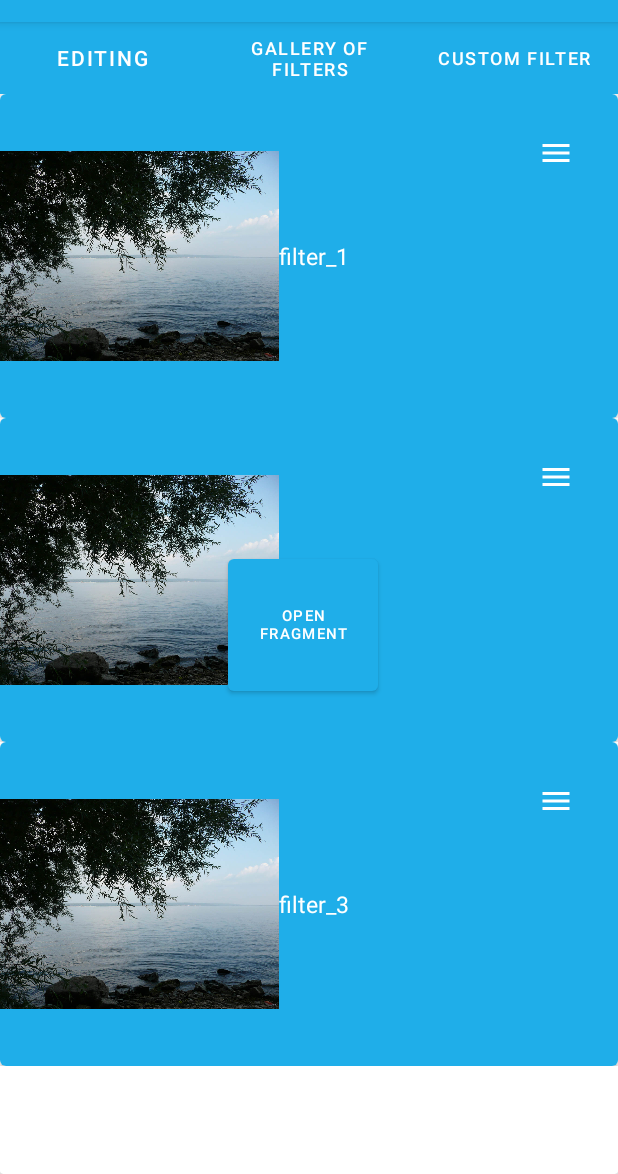
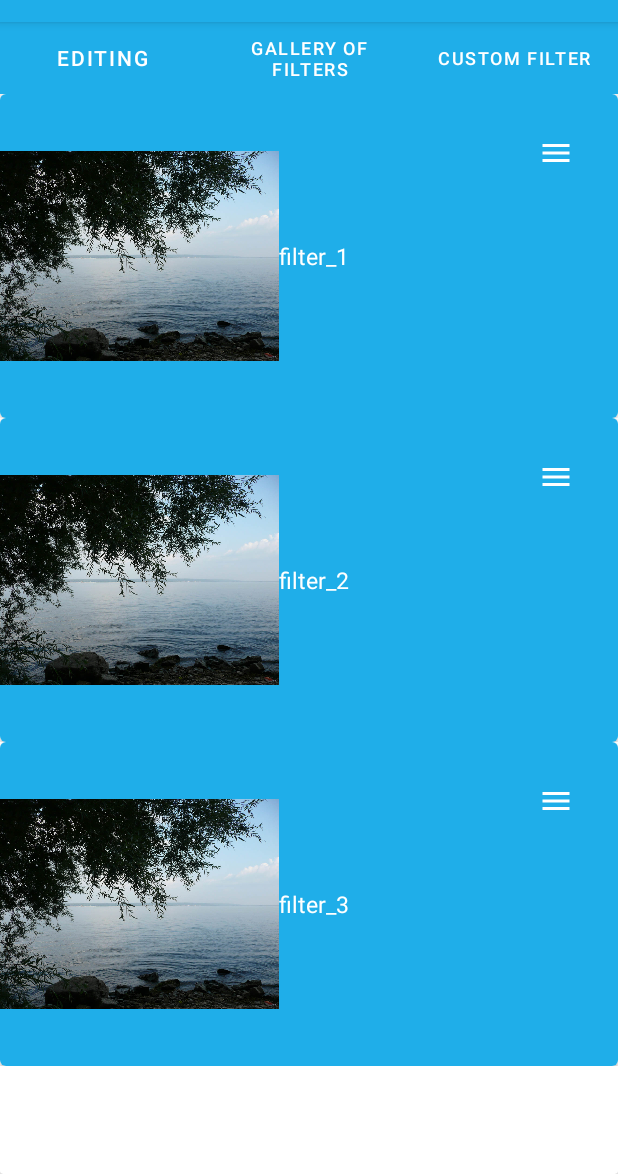
Before and after one commit to FemixGH/Navigation, an Android app: the screen it shows after launch (MainActivity), tab 2 chosen, on a phone screen of 412 x 824 dp, the part 62-1236 px from its top. Run offline under Robolectric (Android 15) with nearby library versions, the light colour scheme and no system bars; libraries missing offline, so code that uses them is left out: androidx.camera.core, androidx.camera.lifecycle, androidx.camera.view; 14 statements that could not run were skipped.

Commit message:
готовый ресайклер

```diff
--- a/app/src/main/java/com/example/navigation/AdapterRecyclerView.java
+++ b/app/src/main/java/com/example/navigation/AdapterRecyclerView.java
@@ -4,6 +4,7 @@ import static androidx.camera.core.CameraX.getContext;
 
 import android.graphics.Bitmap;
 import android.view.LayoutInflater;
+import android.view.MenuItem;
 import android.view.View;
 import android.view.ViewGroup;
 import android.widget.Button;
@@ -11,6 +12,7 @@ import android.widget.ImageView;
 import android.widget.TextView;
 
 import androidx.annotation.NonNull;
+import androidx.appcompat.app.AppCompatActivity;
 import androidx.appcompat.widget.PopupMenu;
 import androidx.recyclerview.widget.RecyclerView;
 
@@ -38,8 +40,9 @@ public class AdapterRecyclerView extends RecyclerView.Adapter<AdapterRecyclerVie
     @NonNull
     @Override
     public AdapterRecyclerView.MyViewHolder onCreateViewHolder(@NonNull ViewGroup parent, int viewType) {
-        return new AdapterRecyclerView.MyViewHolder(LayoutInflater.from(parent.getContext()).inflate(R.layout.
-                card_view, parent, false));
+        View view = LayoutInflater.from(parent.getContext())
+                .inflate(R.layout.card_view, parent, false);
+        return new MyViewHolder(view).linkAdapter(this);
     }
 
     @Override
@@ -57,6 +60,7 @@ public class AdapterRecyclerView extends RecyclerView.Adapter<AdapterRecyclerVie
     }
 
     static class MyViewHolder extends RecyclerView.ViewHolder{
+        private AdapterRecyclerView adapterRecyclerView;
 
         TextView textView;
         Button menu;
@@ -77,8 +81,39 @@ public class AdapterRecyclerView extends RecyclerView.Adapter<AdapterRecyclerVie
         private void ShowPopupMenu(View view){
             PopupMenu popupMenu = new PopupMenu(view.getContext(), view);
             popupMenu.inflate(R.menu.popup_menu);
+            popupMenu.setOnMenuItemClickListener(new PopupMenu.OnMenuItemClickListener() {
+                @Override
+                public boolean onMenuItemClick(MenuItem item) {
+                    switch (item.getItemId()){
+                        case R.id.action_popup_delete:
+                            adapterRecyclerView.photos.remove(getAbsoluteAdapterPosition());
+                            adapterRecyclerView.filters.remove(getAbsoluteAdapterPosition());
+                            adapterRecyclerView.notifyItemRemoved(getAbsoluteAdapterPosition());
+                            return true;
+                            case R.id.action_popup_info:
+
+                                AppCompatActivity activity = (AppCompatActivity) view.getContext();
+                                on_second_fragment nextFrag= new on_second_fragment();
+                                String backStateName = nextFrag.getClass().getName();
+                                activity.getSupportFragmentManager().beginTransaction()
+                                        .replace(R.id.openNewFragment, nextFrag)
+                                        .addToBackStack(backStateName)
+                                        .commit();
+
+
+                                return true;
+                        default:
+                            return false;
+                    }
+
+                }
+            });
             popupMenu.show();
 
+        }
+        public  MyViewHolder linkAdapter(AdapterRecyclerView adapter){
+            this.adapterRecyclerView=adapter;
+            return this;
         }
 
     }
--- a/app/src/main/java/com/example/navigation/SecondFragment.java
+++ b/app/src/main/java/com/example/navigation/SecondFragment.java
@@ -310,6 +310,7 @@ public class SecondFragment extends Fragment{
 
     }
 
+
     @RequiresApi(api = Build.VERSION_CODES.O)
     private void capturePhoto() {
 
@@ -371,6 +372,7 @@ public class SecondFragment extends Fragment{
     }
 
     public void setCameraVisible(FragmentFragment2Binding binding){
+
         binding.scroll.setVisibility(View.INVISIBLE);
         binding.constraintWithPreview.setVisibility(View.VISIBLE);
         binding.Con2.setVisibility(View.INVISIBLE);
@@ -390,7 +392,10 @@ public class SecondFragment extends Fragment{
             }
         });
     }
+
+
     public void setImageVisible(FragmentFragment2Binding binding){
+
         binding.scroll.setVisibility(View.VISIBLE);
         binding.constraintWithPreview.setVisibility(View.INVISIBLE);
         binding.Con2.setVisibility(View.VISIBLE);
@@ -426,6 +431,7 @@ public class SecondFragment extends Fragment{
 //        currentImagePath = imageFile.getAbsolutePath();
 //        return imageFile;
 //    }
+
     public String BitMapToString(Bitmap bitmap){
         ByteArrayOutputStream baos =new  ByteArrayOutputStream();
         bitmap.compress(Bitmap.CompressFormat.PNG,100, baos);
--- a/app/src/main/java/com/example/navigation/ThirdFragment.java
+++ b/app/src/main/java/com/example/navigation/ThirdFragment.java
@@ -116,20 +116,6 @@ public class ThirdFragment extends Fragment {
 //            }
 //        });
 
-        toNewFragment = binding.openFragment;
-        toNewFragment.setOnClickListener(new View.OnClickListener() {
-            @Override
-            public void onClick(View v) {
-                on_second_fragment nextFrag= new on_second_fragment();
-                getActivity().getSupportFragmentManager().beginTransaction()
-                        .replace(R.id.openNewFragment, nextFrag, "findThisFragment")
-                        .addToBackStack(null)
-                        .commit();
-
-                replaceFragment(new on_second_fragment());
-
-            }
-        });
 
 
 
--- a/app/src/main/res/layout/fragment_fragment3.xml
+++ b/app/src/main/res/layout/fragment_fragment3.xml
@@ -18,23 +18,10 @@
         android:id="@+id/openNewFragment">
 
 
-
-        <Button
-            android:id="@+id/openFragment"
-            android:layout_width="100dp"
-            android:layout_height="100dp"
-            android:layout_marginStart="152dp"
-            android:layout_marginTop="304dp"
-            android:text="open fragment"
-            android:textSize="10dp"
-            app:layout_constraintStart_toStartOf="parent"
-            app:layout_constraintTop_toTopOf="parent" />
-
         <androidx.recyclerview.widget.RecyclerView
             android:id="@+id/recycleView"
             android:layout_width="match_parent"
-            android:layout_height="0dp"
-            app:layout_constraintTop_toBottomOf="@+id/button_on_filters_screen"
+            android:layout_height="match_parent"
             app:layoutManager="androidx.recyclerview.widget.LinearLayoutManager"/>
 
 
```
